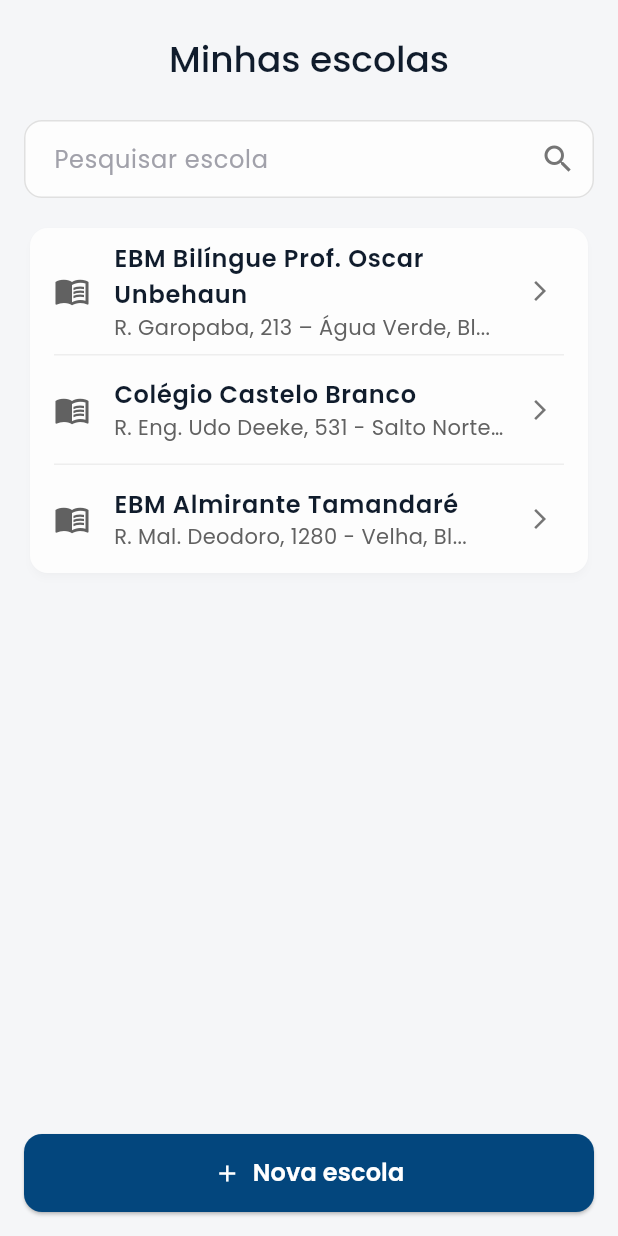
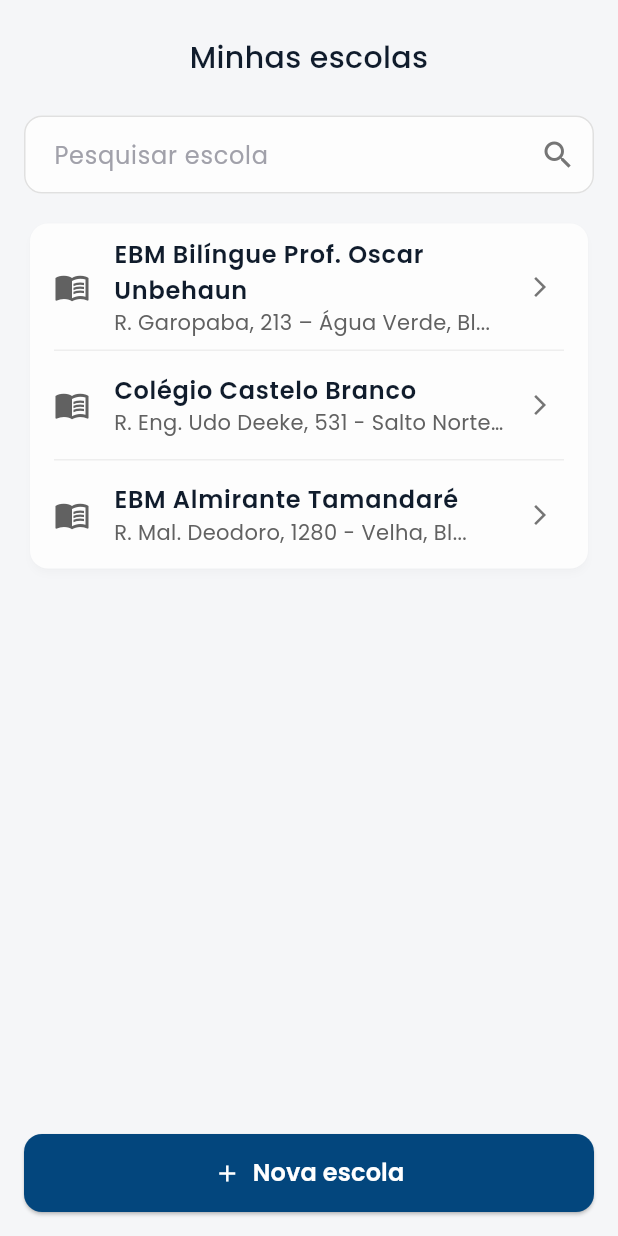
Before and after one commit to biancanilsen/checkVanFrontend, a Flutter app: the SchoolPage widget shown alone on an empty page, opened directly, on a phone screen of 412 x 824 dp. Run offline on Flutter 3.47's test engine with Material 3 defaults, Android fonts, the phone set to English and light mode, and no system bars; our stand-ins replace flutter_svg, flutter_tts, google_fonts, google_maps_flutter, image_picker, location and 2 more; missing offline and left inert: flutter_polyline_points; accounts and stored records are empty; network calls fail.

Commit message:
Ajusta título das telas

```diff
--- a/lib/features/pages/school/school_page.dart
+++ b/lib/features/pages/school/school_page.dart
@@ -1,6 +1,10 @@
-// Salve como: /lib/features/pages/school/escolas_page.dart
+// /lib/features/pages/school/escolas_page.dart
 import 'package:check_van_frontend/core/theme.dart';
 import 'package:flutter/material.dart';
+// 1. IMPORTE O NOVO WIDGET
+import '../../widgets/school/school_tile.dart';
+import '../../widgets/utils/page_header.dart';
+import '../../widgets/utils/page_search_bar.dart';
 
 // Dados mocados (substitua pelo seu endpoint futuramente)
 final mockEscolas = [
@@ -32,41 +36,14 @@ class SchoolPage extends StatelessWidget {
             // Padding para o conteúdo não ser coberto pelo botão
             padding: const EdgeInsets.fromLTRB(16, 0, 16, 90),
             children: [
-              // Header "Minhas escolas" (sem a seta de voltar)
-              Padding(
-                padding: const EdgeInsets.only(top: 24.0, bottom: 24.0),
-                // TODO - Criar um estilo no theme para essas "AppBar"
-                child: Text(
-                  'Minhas escolas',
-                  style: Theme.of(context).textTheme.headlineSmall?.copyWith(
-                    fontWeight: FontWeight.w500,
-                    color: AppPalette.primary900,
-                  ),
-                  textAlign: TextAlign.center,
-                ),
-              ),
+              const PageHeader(title: 'Minhas escolas'),
 
-              // Barra de Busca
-              Padding(
-                padding: const EdgeInsets.only(bottom: 16.0),
-                child: TextField(
-                  decoration: InputDecoration(
-                    hintText: 'Pesquisar escola',
-                    suffixIcon: Icon(Icons.search, color: Colors.grey[600]),
-                    filled: true,
-                    // Use a cor de card que criamos
-                    fillColor: AppPalette.neutral70,
-                    contentPadding: const EdgeInsets.symmetric(horizontal: 16.0, vertical: 14.0),
-                    border: OutlineInputBorder(
-                      borderRadius: BorderRadius.circular(12.0),
-                      borderSide: BorderSide(color: Colors.grey[300]!),
-                    ),
-                    enabledBorder: OutlineInputBorder(
-                      borderRadius: BorderRadius.circular(12.0),
-                      borderSide: BorderSide(color: Colors.grey[300]!),
-                    ),
-                  ),
-                ),
+              PageSearchBar(
+              hintText: 'Pesquisar escola',
+              onChanged: (value) {
+              // Você pode adicionar sua lógica de filtro aqui
+              // provider.filterStudents(value);
+              },
               ),
 
               // Card que agrupa os itens da lista
@@ -78,12 +55,24 @@ class SchoolPage extends StatelessWidget {
                 shape: RoundedRectangleBorder(borderRadius: BorderRadius.circular(12)),
                 child: Column(
                   children: [
-                    // Constrói a lista de escolas com divisores
-                    _buildSchoolTile(mockEscolas[0]),
+                    // 2. USE O NOVO WIDGET AQUI
+                    SchoolTile(
+                      name: mockEscolas[0]['name']!,
+                      address: mockEscolas[0]['address']!,
+                      onTap: () { /* Ação "Ver detalhes da escola" */ },
+                    ),
                     Divider(height: 1, indent: 16, endIndent: 16, color: Colors.grey[200]),
-                    _buildSchoolTile(mockEscolas[1]),
+                    SchoolTile(
+                      name: mockEscolas[1]['name']!,
+                      address: mockEscolas[1]['address']!,
+                      onTap: () { /* Ação "Ver detalhes da escola" */ },
+                    ),
                     Divider(height: 1, indent: 16, endIndent: 16, color: Colors.grey[200]),
-                    _buildSchoolTile(mockEscolas[2]),
+                    SchoolTile(
+                      name: mockEscolas[2]['name']!,
+                      address: mockEscolas[2]['address']!,
+                      onTap: () { /* Ação "Ver detalhes da escola" */ },
+                    ),
                   ],
                 ),
               ),
@@ -116,22 +105,4 @@ class SchoolPage extends StatelessWidget {
       ),
     );
   }
-
-  // Helper para construir o item da lista (sem o divisor)
-  Widget _buildSchoolTile(Map<String, String> escola) {
-    return ListTile(
-      leading: Icon(Icons.menu_book_outlined, color: Colors.grey[700]),
-      title: Text(
-        escola['name']!,
-        style: const TextStyle(fontWeight: FontWeight.w600, color: AppPalette.primary900),
-      ),
-      subtitle: Text(
-        escola['address']!,
-        overflow: TextOverflow.ellipsis,
-        style: TextStyle(color: Colors.grey[700]),
-      ),
-      trailing: Icon(Icons.arrow_forward_ios, size: 16, color: Colors.grey[600]),
-      onTap: () { /* Ação "Ver detalhes da escola" */ },
-    );
-  }
 }
--- /dev/null
+++ b/lib/features/widgets/school/school_tile.dart
@@ -0,0 +1,34 @@
+import 'package:flutter/material.dart';
+
+import '../../../core/theme.dart';
+
+class SchoolTile extends StatelessWidget {
+  final String name;
+  final String address;
+  final VoidCallback onTap;
+
+  const SchoolTile({
+    super.key,
+    required this.name,
+    required this.address,
+    required this.onTap,
+  });
+
+  @override
+  Widget build(BuildContext context) {
+    return ListTile(
+      leading: Icon(Icons.menu_book_outlined, color: Colors.grey[700]),
+      title: Text(
+        name,
+        style: const TextStyle(fontWeight: FontWeight.w600, color: AppPalette.primary900),
+      ),
+      subtitle: Text(
+        address,
+        overflow: TextOverflow.ellipsis,
+        style: TextStyle(color: Colors.grey[700]),
+      ),
+      trailing: Icon(Icons.arrow_forward_ios, size: 16, color: Colors.grey[600]),
+      onTap: onTap,
+    );
+  }
+}
--- /dev/null
+++ b/lib/features/widgets/utils/page_header.dart
@@ -0,0 +1,23 @@
+import 'package:check_van_frontend/core/theme.dart';
+import 'package:flutter/material.dart';
+
+class PageHeader extends StatelessWidget {
+  final String title;
+
+  const PageHeader({
+    super.key,
+    required this.title,
+  });
+
+  @override
+  Widget build(BuildContext context) {
+    return Padding(
+      padding: const EdgeInsets.only(top: 24.0, bottom: 24.0),
+      child: Text(
+        title,
+          style: TextStyle(fontSize: 20, fontWeight: FontWeight.w500, color: AppPalette.primary900),
+        textAlign: TextAlign.center,
+      ),
+    );
+  }
+}
--- /dev/null
+++ b/lib/features/widgets/utils/page_search_bar.dart
@@ -0,0 +1,43 @@
+import 'package:check_van_frontend/core/theme.dart';
+import 'package:flutter/material.dart';
+
+class PageSearchBar extends StatelessWidget {
+  final String hintText;
+  final TextEditingController? controller;
+  final ValueChanged<String>? onChanged;
+
+  const PageSearchBar({
+    super.key,
+    required this.hintText,
+    this.controller,
+    this.onChanged,
+  });
+
+  @override
+  Widget build(BuildContext context) {
+    // O Padding original está incluído aqui
+    return Padding(
+      padding: const EdgeInsets.only(bottom: 16.0),
+      child: TextField(
+        controller: controller,
+        onChanged: onChanged,
+        decoration: InputDecoration(
+          hintText: hintText, // Usa a label variável
+          suffixIcon: Icon(Icons.search, color: Colors.grey[600]),
+          filled: true,
+          fillColor: AppPalette.neutral70, // Cor do card
+          contentPadding:
+          const EdgeInsets.symmetric(horizontal: 16.0, vertical: 14.0),
+          border: OutlineInputBorder(
+            borderRadius: BorderRadius.circular(12.0),
+            borderSide: BorderSide(color: Colors.grey[300]!),
+          ),
+          enabledBorder: OutlineInputBorder(
+            borderRadius: BorderRadius.circular(12.0),
+            borderSide: BorderSide(color: Colors.grey[300]!),
+          ),
+        ),
+      ),
+    );
+  }
+}
```
Also changed, not shown: lib/features/pages/student/students_page.dart (+73 -90 lines), lib/features/pages/team/teams_page.dart (+9 -30 lines), lib/features/pages/van/van_page.dart (+12 -38 lines), lib/features/widgets/student/student_tile.dart (added, +46 -0 lines).
